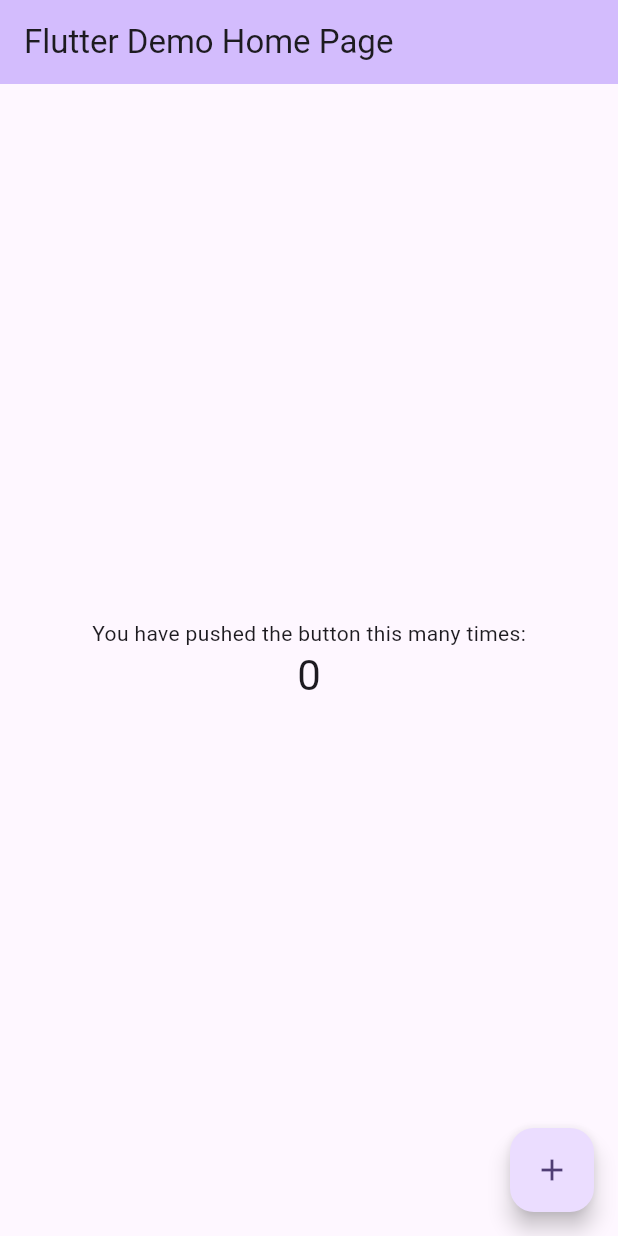
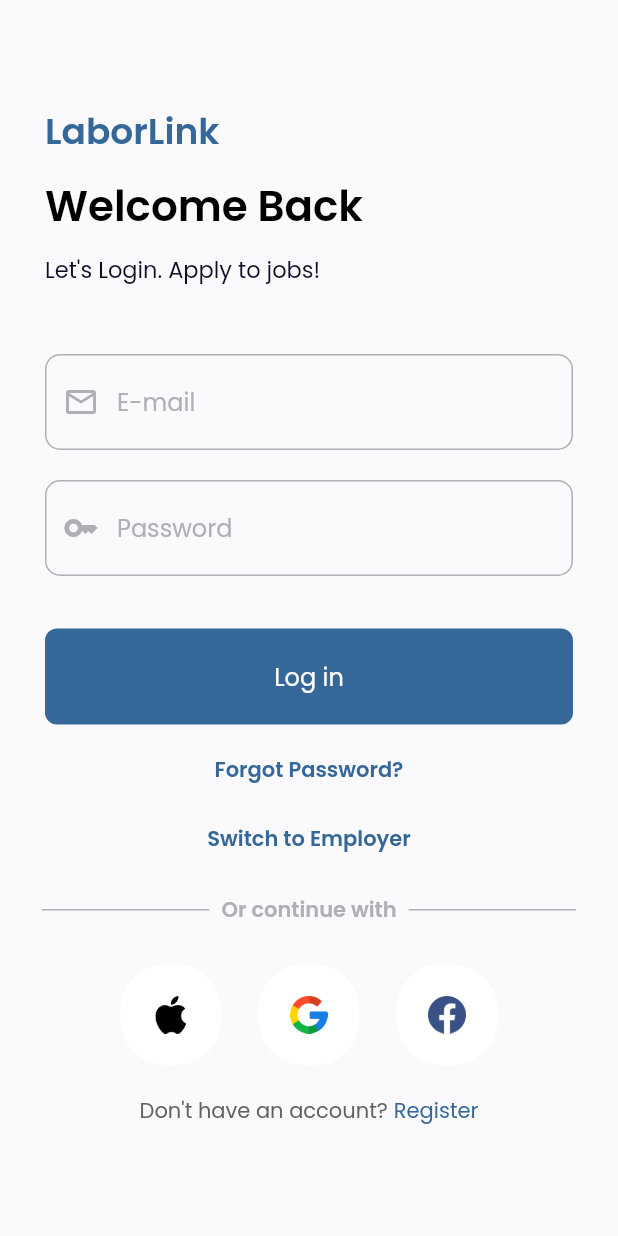
Before and after one commit to noemialcantara/labor-link-mobile, a Flutter app: the screen it shows after launch, on a phone screen of 412 x 824 dp. Run offline on Flutter 3.47's test engine with Material 3 defaults, Android fonts, the phone set to English and light mode, and no system bars; our stand-ins replace firebase_auth, firebase_core, google_fonts; accounts and stored records are empty.

Commit message:
[ADD] - login and registration screens with functionality

```diff
--- /dev/null
+++ b/lib/components/CustomButton.dart
@@ -0,0 +1,34 @@
+import 'package:flutter/material.dart';
+import 'package:google_fonts/google_fonts.dart';
+
+class CustomButton extends StatelessWidget {
+  final VoidCallback? onTap;
+  final String text;
+
+  const CustomButton({Key? key, required this.onTap, required this.text})
+      : super(key: key);
+
+  @override
+  Widget build(BuildContext context) {
+    return GestureDetector(
+      onTap: onTap,
+      child: Container(
+        padding: const EdgeInsets.all(20),
+        margin: const EdgeInsets.symmetric(horizontal: 10),
+        decoration: BoxDecoration(
+          color: Color(0xff356899),
+          borderRadius: BorderRadius.circular(8),
+        ),
+        child: Center(
+          child: Text(
+            text,
+            style: GoogleFonts.poppins(
+              color: Colors.white,
+              fontSize: 16,
+            ),
+          ),
+        ),
+      ),
+    );
+  }
+}
--- /dev/null
+++ b/lib/components/CustomTextField.dart
@@ -0,0 +1,42 @@
+import 'package:flutter/material.dart';
+import 'package:google_fonts/google_fonts.dart';
+
+class CustomTextField extends StatelessWidget {
+  final TextEditingController controller;
+  final String hintText;
+  final bool obscureText;
+  final Icon prefixIcon;
+
+  const CustomTextField({
+    Key? key,
+    required this.controller,
+    required this.hintText,
+    required this.obscureText,
+    required this.prefixIcon,
+  }) : super(key: key);
+
+  @override
+  Widget build(BuildContext context) {
+    return Padding(
+      padding: const EdgeInsets.symmetric(horizontal: 10.0),
+      child: TextField(
+        controller: controller,
+        obscureText: obscureText,
+        decoration: InputDecoration(
+            prefixIcon: prefixIcon,
+            prefixIconColor: Color(0xffAFB0B6),
+            enabledBorder: const OutlineInputBorder(
+              borderSide: BorderSide(color: Color(0xffAFB0B6)),
+              borderRadius: BorderRadius.all(Radius.circular(10))
+            ),
+            focusedBorder: OutlineInputBorder(
+              borderSide: BorderSide(color: Color(0xffAFB0B6)),
+              borderRadius: BorderRadius.all(Radius.circular(10))
+            ),
+            filled: false,
+            hintText: hintText,
+            hintStyle: GoogleFonts.poppins(color: Color(0xffAFB0B6))),
+      ),
+    );
+  }
+}
--- /dev/null
+++ b/lib/components/SquareTile.dart
@@ -0,0 +1,28 @@
+import 'package:flutter/material.dart';
+
+class SquareTile extends StatelessWidget {
+  final String imagePath;
+
+  const SquareTile({
+    Key? key,
+    required this.imagePath,
+  }) : super(key: key);
+
+  @override
+  Widget build(BuildContext context) {
+    return Container(
+      padding: const EdgeInsets.all(20),
+      decoration: BoxDecoration(
+        border: Border.all(color: Colors.white),
+        borderRadius: BorderRadius.circular(30),
+        color: Colors.white,
+      ),
+      child: Image.asset(
+        imagePath,
+        height: 25,
+        fit: BoxFit.contain,
+      ),
+    );
+  }
+
+}
--- a/lib/main.dart
+++ b/lib/main.dart
@@ -1,6 +1,13 @@
+import 'package:firebase_core/firebase_core.dart';
 import 'package:flutter/material.dart';
+import 'package:labor_link_mobile/firebase_options.dart';
+import 'package:labor_link_mobile/screens/AuthRedirector.dart';
 
-void main() {
+void main() async{
+  WidgetsFlutterBinding.ensureInitialized();
+   await Firebase.initializeApp(
+    options: DefaultFirebaseOptions.currentPlatform,
+  );
   runApp(const MyApp());
 }
 
@@ -29,97 +36,9 @@ class MyApp extends StatelessWidget {
         // This works for code too, not just values: Most code changes can be
         // tested with just a hot reload.
         colorScheme: ColorScheme.fromSeed(seedColor: Colors.deepPurple),
-        useMaterial3: true,
+        useMaterial3: false,
       ),
-      home: const MyHomePage(title: 'Flutter Demo Home Page'),
+      home: AuthRedirector(),
     );
   }
 }
-
-class MyHomePage extends StatefulWidget {
-  const MyHomePage({super.key, required this.title});
-
-  // This widget is the home page of your application. It is stateful, meaning
-  // that it has a State object (defined below) that contains fields that affect
-  // how it looks.
-
-  // This class is the configuration for the state. It holds the values (in this
-  // case the title) provided by the parent (in this case the App widget) and
-  // used by the build method of the State. Fields in a Widget subclass are
-  // always marked "final".
-
-  final String title;
-
-  @override
-  State<MyHomePage> createState() => _MyHomePageState();
-}
-
-class _MyHomePageState extends State<MyHomePage> {
-  int _counter = 0;
-
-  void _incrementCounter() {
-    setState(() {
-      // This call to setState tells the Flutter framework that something has
-      // changed in this State, which causes it to rerun the build method below
-      // so that the display can reflect the updated values. If we changed
-      // _counter without calling setState(), then the build method would not be
-      // called again, and so nothing would appear to happen.
-      _counter++;
-    });
-  }
-
-  @override
-  Widget build(BuildContext context) {
-    // This method is rerun every time setState is called, for instance as done
-    // by the _incrementCounter method above.
-    //
-    // The Flutter framework has been optimized to make rerunning build methods
-    // fast, so that you can just rebuild anything that needs updating rather
-    // than having to individually change instances of widgets.
-    return Scaffold(
-      appBar: AppBar(
-        // TRY THIS: Try changing the color here to a specific color (to
-        // Colors.amber, perhaps?) and trigger a hot reload to see the AppBar
-        // change color while the other colors stay the same.
-        backgroundColor: Theme.of(context).colorScheme.inversePrimary,
-        // Here we take the value from the MyHomePage object that was created by
-        // the App.build method, and use it to set our appbar title.
-        title: Text(widget.title),
-      ),
-      body: Center(
-        // Center is a layout widget. It takes a single child and positions it
-        // in the middle of the parent.
-        child: Column(
-          // Column is also a layout widget. It takes a list of children and
-          // arranges them vertically. By default, it sizes itself to fit its
-          // children horizontally, and tries to be as tall as its parent.
-          //
-          // Column has various properties to control how it sizes itself and
-          // how it positions its children. Here we use mainAxisAlignment to
-          // center the children vertically; the main axis here is the vertical
-          // axis because Columns are vertical (the cross axis would be
-          // horizontal).
-          //
-          // TRY THIS: Invoke "debug painting" (choose the "Toggle Debug Paint"
-          // action in the IDE, or press "p" in the console), to see the
-          // wireframe for each widget.
-          mainAxisAlignment: MainAxisAlignment.center,
-          children: <Widget>[
-            const Text(
-              'You have pushed the button this many times:',
-            ),
-            Text(
-              '$_counter',
-              style: Theme.of(context).textTheme.headlineMedium,
-            ),
-          ],
-        ),
-      ),
-      floatingActionButton: FloatingActionButton(
-        onPressed: _incrementCounter,
-        tooltip: 'Increment',
-        child: const Icon(Icons.add),
-      ), // This trailing comma makes auto-formatting nicer for build methods.
-    );
-  }
-}
--- /dev/null
+++ b/lib/screens/AuthRedirector.dart
@@ -0,0 +1,24 @@
+import 'package:firebase_auth/firebase_auth.dart';
+import 'package:flutter/material.dart';
+import 'package:labor_link_mobile/screens/HomeScreen.dart';
+import 'package:labor_link_mobile/screens/LoginOrRegistrationScreen.dart';
+
+class AuthRedirector extends StatelessWidget {
+  const AuthRedirector({super.key});
+
+  @override
+  Widget build(BuildContext context) {
+    return Scaffold(
+      body: StreamBuilder<User?>(
+        stream: FirebaseAuth.instance.authStateChanges(),
+        builder: (context, snapshot) {
+          if (snapshot.hasData) {
+            return HomeScreen();
+          } else {
+            return LoginOrRegistration();
+          }
+        },
+      ),
+    );
+  }
+}
--- /dev/null
+++ b/lib/screens/LoginOrRegistrationScreen.dart
@@ -0,0 +1,33 @@
+import 'package:flutter/material.dart';
+import 'package:labor_link_mobile/screens/LoginScreen.dart';
+import 'package:labor_link_mobile/screens/RegistrationScreen.dart';
+
+class LoginOrRegistration extends StatefulWidget {
+  const LoginOrRegistration({Key? key}) : super(key: key);
+
+  @override
+  State<LoginOrRegistration> createState() => _LoginOrRegistrationState();
+}
+
+class _LoginOrRegistrationState extends State<LoginOrRegistration> {
+  bool showLoginPage = true;
+
+  void togglePage() {
+    setState(() {
+      showLoginPage = !showLoginPage;
+    });
+  }
+
+  @override
+  Widget build(BuildContext context) {
+    if (showLoginPage) {
+      return LoginScreen(
+        onTap: togglePage,
+      );
+    } else {
+      return RegistrationScreen(
+        onTap: togglePage,
+      );
+    }
+  }
+}
--- /dev/null
+++ b/lib/screens/LoginScreen.dart
@@ -0,0 +1,157 @@
+import 'package:firebase_auth/firebase_auth.dart';
+import 'package:flutter/material.dart';
+import 'package:google_fonts/google_fonts.dart';
+import 'package:labor_link_mobile/components/CustomButton.dart';
+import 'package:labor_link_mobile/components/CustomTextField.dart';
+import 'package:labor_link_mobile/components/SquareTile.dart';
+
+class LoginScreen extends StatefulWidget {
+  final Function()? onTap;
+
+  LoginScreen({super.key,required this.onTap});
+
+  @override
+  State<LoginScreen> createState() => _LoginScreenState();
+}
+
+class _LoginScreenState extends State<LoginScreen> {
+  final TextEditingController _emailController = TextEditingController();
+
+  final TextEditingController _passwordController = TextEditingController();
+  void showmessage(String errorMessage) {
+    showDialog(
+        context: context,
+        builder: (context) {
+          return AlertDialog( backgroundColor: Color(0xffffffff), title: Text(errorMessage, style: GoogleFonts.poppins(fontSize: 18),));
+        });
+  }
+
+  void _signUserIn(BuildContext context) async {
+    showDialog(
+        context: context,
+        builder: (context) {
+          return Center(child: CircularProgressIndicator());
+        });
+    try {
+      await FirebaseAuth.instance.signInWithEmailAndPassword(
+        email: _emailController.text,
+        password: _passwordController.text,
+      );
+      Navigator.pop(context);
+    } on FirebaseAuthException catch (e) {
+      Navigator.pop(context);
+      //wrong Email
+      showmessage(e.message.toString());
+    }
+  }
+
+  @override
+  Widget build(BuildContext context) {
+    return Scaffold(
+      backgroundColor: Color(0xffFAFAFD),
+      body: SafeArea(
+        child: ListView(
+            padding: const EdgeInsets.all(20),
+            children: [
+              const SizedBox(height: 50),
+              Padding(child: Text('LaborLink', style: GoogleFonts.poppins(color: Color(0xff356899), fontSize:24,fontWeight: FontWeight.w600),), padding: EdgeInsets.only(left:10,right:10),),
+              const SizedBox(height:10),
+              Padding(child: Text('Welcome Back', style: GoogleFonts.poppins(color: Color(0xff000000), fontSize:28,fontWeight: FontWeight.w600),), padding: EdgeInsets.only(left:10,right:10),),
+              const SizedBox(height:10),
+              Padding(child: Text('Let\'s Login. Apply to jobs!', style: GoogleFonts.poppins(color: Color(0xff0D0D26), fontSize:15,fontWeight: FontWeight.normal)), padding: EdgeInsets.only(left:10,right:10),),
+
+              const SizedBox(height: 45),
+              CustomTextField(
+                prefixIcon: Icon(Icons.email_outlined),
+                controller: _emailController,
+                hintText: 'E-mail',
+                obscureText: false,
+              ),
+              const SizedBox(height: 20),
+              CustomTextField(
+                 prefixIcon: Icon(Icons.key_outlined),
+                controller: _passwordController,
+                hintText: 'Password',
+                obscureText: true,
+              ),
+              const SizedBox(height: 10),
+              const SizedBox(height: 25),
+              CustomButton(
+                text: "Log in",
+                onTap: () => _signUserIn(context),
+              ),
+              const SizedBox(height: 20),
+              Text(
+                    'Forgot Password?',
+                    style: GoogleFonts.poppins(color: Color(0xff356899), fontWeight: FontWeight.w600), textAlign: TextAlign.center,
+              ),
+              const SizedBox(height: 25),
+              Text(
+                    'Switch to Employer',
+                    style: GoogleFonts.poppins(color: Color(0xff356899), fontWeight: FontWeight.w600), textAlign: TextAlign.center,
+              ),
+              const SizedBox(height: 10),
+              Padding(
+                padding: EdgeInsets.all(8.0),
+                child: Row(
+                  children: [
+                    Expanded(
+                      child: Divider(
+                        color: Color(0xffAFB0B6),
+                        thickness: 1,
+                      ),
+                    ),
+                    Padding(
+                      padding: const EdgeInsets.all(8.0),
+                      child: Text('Or continue with',
+                                    textAlign: TextAlign.center,
+                                    style: GoogleFonts.poppins(color: Color(0xffAFB0B6), fontWeight: FontWeight.w600),),
+                    ),
+                    Expanded(
+                      child: Divider(
+                        color: Color(0xffAFB0B6),
+                        thickness: 1,
+                      ),
+                    ),
+                  ],
+                ),
+              ),
+
+              const SizedBox(height: 10),
+              Row(
+                mainAxisAlignment: MainAxisAlignment.center,
+                children: const [
+                  SquareTile(imagePath: 'assets/images/apple.png'),
+                  SizedBox(width: 25),
+                  SquareTile(imagePath: 'assets/images/google.png'),
+                  SizedBox(width: 25),
+                  SquareTile(imagePath: 'assets/images/facebook.png'),
+                ],
+              ),
+              const SizedBox(height: 20),
+              Row(
+                mainAxisAlignment: MainAxisAlignment.center,
+                children: [
+                  Text(
+                    'Don\'t have an account?',
+                    style: GoogleFonts.poppins(color: Colors.grey[700]),
+                  ),
+                  const SizedBox(width: 4),
+                  GestureDetector(
+                    onTap: widget.onTap,
+                    child:  Text(
+                      'Register',
+                      style: GoogleFonts.poppins(
+                        color: Color(0xff356899),
+                        fontWeight: FontWeight.normal,
+                      ),
+                    ),
+                  ),
+                ],
+              ),
+            ],
+        ),
+      ),
+    );
+  }
+}
--- a/pubspec.yaml
+++ b/pubspec.yaml
@@ -35,6 +35,9 @@ dependencies:
   # The following adds the Cupertino Icons font to your application.
   # Use with the CupertinoIcons class for iOS style icons.
   cupertino_icons: ^1.0.2
+  firebase_auth: ^4.6.1
+  firebase_core: ^2.13.0
+  google_fonts: ^5.1.0
 
 dev_dependencies:
   flutter_test:
@@ -57,6 +60,9 @@ flutter:
   # included with your application, so that you can use the icons in
   # the material Icons class.
   uses-material-design: true
+  assets:
+    - assets/icons/
+    - assets/images/
 
   # To add assets to your application, add an assets section, like this:
   # assets:
```
Also changed, not shown: lib/screens/HomeScreen.dart (added, +25 -0 lines), lib/screens/RegistrationScreen.dart (added, +169 -0 lines), lib/screens/SplashScreen.dart (added, +29 -0 lines), assets/icons/splash-icon.png (added), assets/images/apple.png (added), assets/images/facebook.png (added), assets/images/google.png (added), firebase.json (added), lib/firebase_options.dart (added), pubspec.lock, 8 other files.
